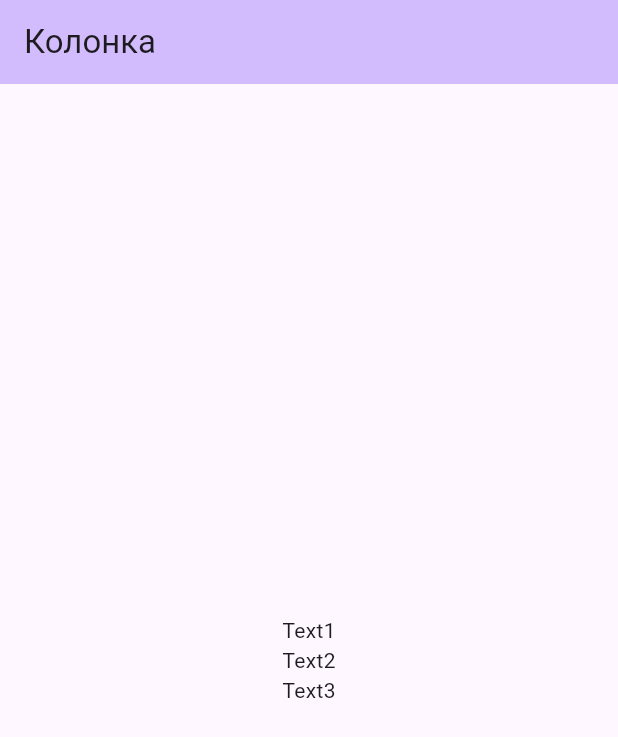
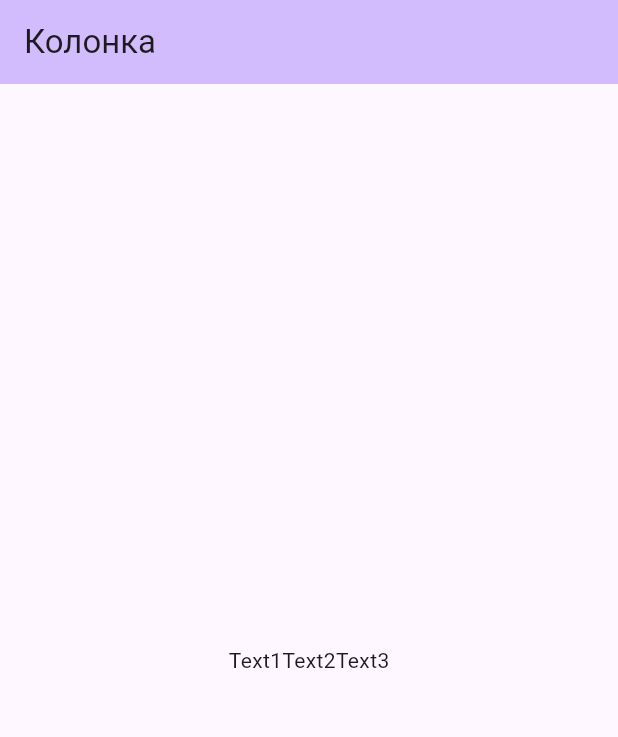
Before and after one commit to Ramazanova-pea/flutter_pr1, a Flutter app: the screen it shows after launch, on a phone screen of 412 x 824 dp. Shown: the top 737 px of the screen. Run offline on Flutter 3.47's test engine with Material 3 defaults, Android fonts, the light colour scheme and no system bars.

Commit message:
Работа с Row

```diff
--- a/lib/main.dart
+++ b/lib/main.dart
@@ -33,7 +33,7 @@ class MyHomePage extends StatelessWidget {
         title: Text(title),
       ),
       body: Center(
-        child: Column(
+        child: Row(
           mainAxisAlignment: MainAxisAlignment.center,
           children: [
             Text("Text1"),
```
